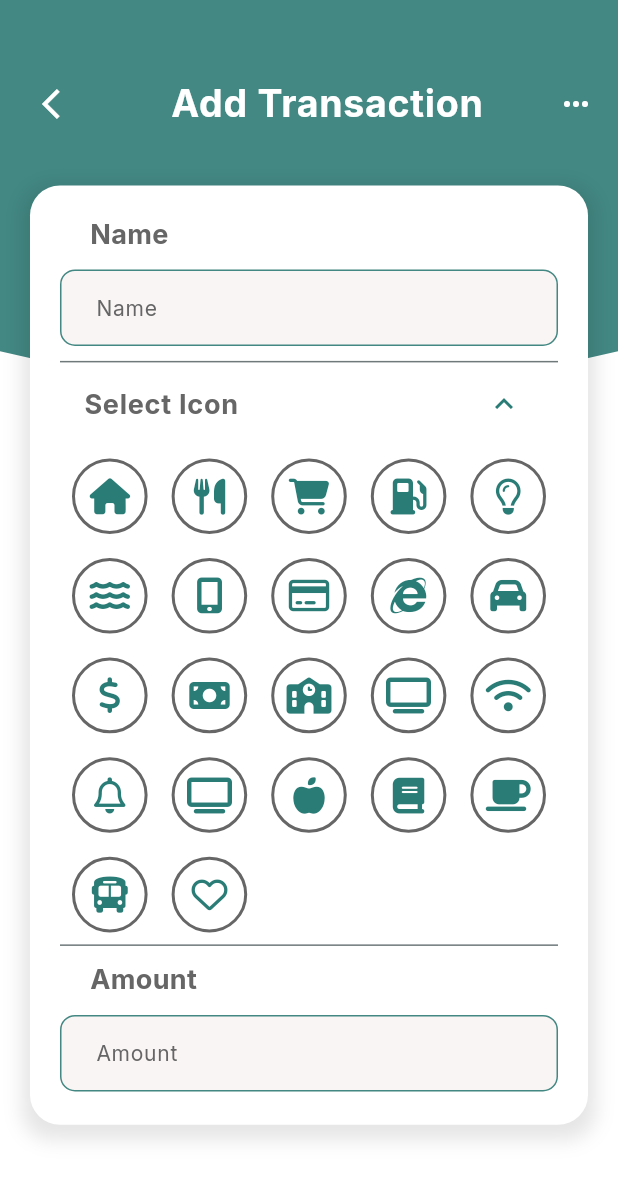
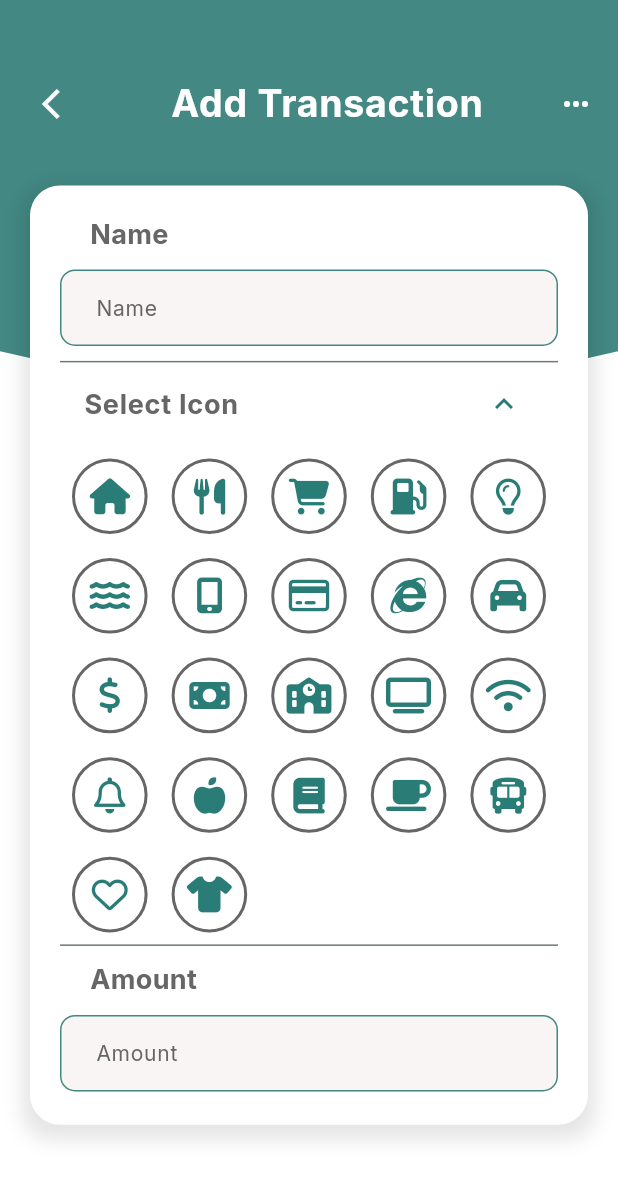
Before and after one commit to otmane-elb/SpendWise, a Flutter app: the AddTransaction screen opened by its route, after a tap on "Select Icon", on a phone screen of 412 x 824 dp. Shown: the top 1179 px of the screen. Run offline on Flutter 3.47's test engine with Material 3 defaults, Android fonts, the phone set to English and light mode, and no system bars; our stand-ins replace dotted_border, fl_chart, flutter_local_notifications, flutter_riverpod, font_awesome_flutter, freezed_annotation and 7 more; missing offline and left inert: google_mlkit_text_recognition; accounts and stored records are empty.

```diff
--- a/lib/main.dart
+++ b/lib/main.dart
@@ -13,6 +13,7 @@ void main() async {
   await notificationService.scheduleDailyNotification();
   Hive.registerAdapter(TransactionAdapter());
   await Hive.openBox<Transaction>('transactions');
+  await Hive.openBox('settings');
   await Hive.openBox('isFirst');
   runApp(
     const MyApp(),
--- a/lib/views/add_transaction/widgets/icon_selector.dart
+++ b/lib/views/add_transaction/widgets/icon_selector.dart
@@ -32,12 +32,12 @@ class IconSelector extends StatelessWidget {
       FontAwesomeIcons.tv,
       FontAwesomeIcons.wifi,
       FontAwesomeIcons.bell,
-      FontAwesomeIcons.tv,
       FontAwesomeIcons.appleWhole,
       FontAwesomeIcons.book,
       FontAwesomeIcons.mugSaucer,
       FontAwesomeIcons.bus,
       FontAwesomeIcons.heart,
+      FontAwesomeIcons.shirt
     ];
 
     return GridView.builder(
--- a/lib/views/home/widgets/custom_curved_container.dart
+++ b/lib/views/home/widgets/custom_curved_container.dart
@@ -1,7 +1,6 @@
-// ignore_for_file: library_private_types_in_public_api
-
 import 'package:flutter/material.dart';
 import 'package:go_router/go_router.dart';
+import 'package:hive_flutter/hive_flutter.dart';
 import 'package:spendwise/views/home/widgets/curved_container.dart';
 import 'package:spendwise/views/themes/app_colors.dart';
 import 'package:spendwise/views/widgets/custom_button.dart';
@@ -32,6 +31,16 @@ class _CustomCurvedContainerState extends State<CustomCurvedContainer> {
   final NotificationService _notificationService = NotificationService();
   bool _notificationsEnabled = false;
   TimeOfDay _selectedTime = const TimeOfDay(hour: 22, minute: 0);
+  final Box _settingsBox = Hive.box('settings');
+
+  @override
+  void initState() {
+    super.initState();
+    _notificationsEnabled = _settingsBox.get('notificationsEnabled', defaultValue: false);
+    final storedHour = _settingsBox.get('notificationHour', defaultValue: 22);
+    final storedMinute = _settingsBox.get('notificationMinute', defaultValue: 0);
+    _selectedTime = TimeOfDay(hour: storedHour, minute: storedMinute);
+  }
 
   String _getGreeting() {
     final hour = DateTime.now().hour;
@@ -71,10 +80,10 @@ class _CustomCurvedContainerState extends State<CustomCurvedContainer> {
                     onChanged: (bool value) async {
                       setState(() {
                         _notificationsEnabled = value;
+                        _settingsBox.put('notificationsEnabled', value);
                       });
                       if (value) {
-                        await _notificationService
-                            .requestExactAlarmPermission();
+                        await _notificationService.requestExactAlarmPermission();
                       }
                     },
                   ),
@@ -97,6 +106,8 @@ class _CustomCurvedContainerState extends State<CustomCurvedContainer> {
                       if (picked != null && picked != _selectedTime) {
                         setState(() {
                           _selectedTime = picked;
+                          _settingsBox.put('notificationHour', picked.hour);
+                          _settingsBox.put('notificationMinute', picked.minute);
                         });
                         if (_notificationsEnabled) {
                           await _notificationService.scheduleDailyNotification(
--- a/lib/views/widgets/icon_display.dart
+++ b/lib/views/widgets/icon_display.dart
@@ -23,6 +23,7 @@ const Map<String, IconData> iconMap = {
   'mugSaucer': FontAwesomeIcons.mugSaucer,
   'bus': FontAwesomeIcons.bus,
   'heart': FontAwesomeIcons.heart,
+  'shirt': FontAwesomeIcons.shirt
 };
 
 IconData? getIconDataFromString(String? iconString) {
```
